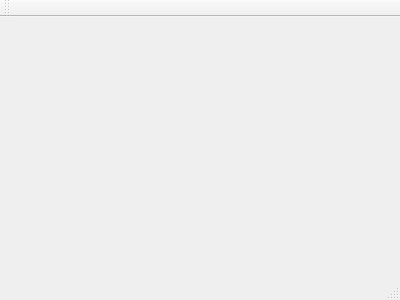
Qt form mainwindow.ui (onellyhe/test_quantize) before a commit.
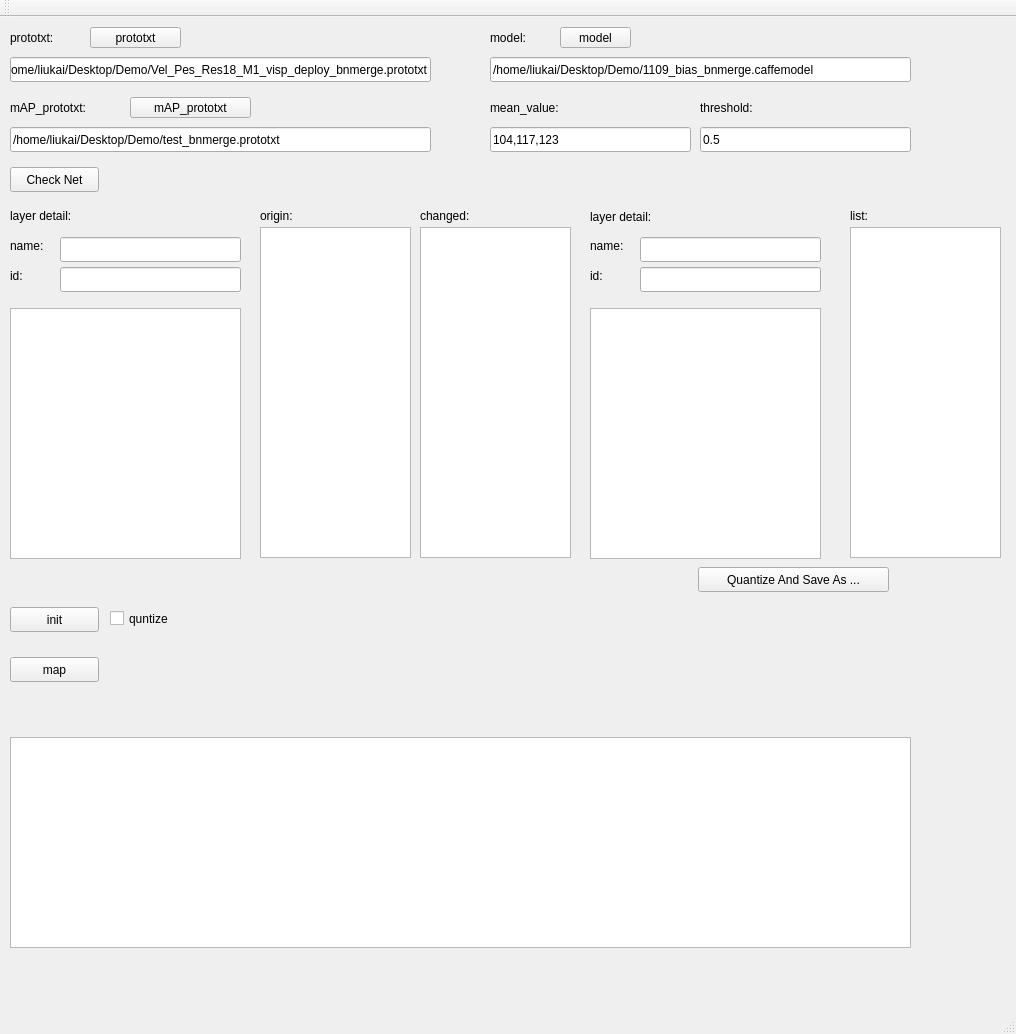
The same form after that commit.

Diff of the .ui file:
```diff
--- a/mainwindow.ui
+++ b/mainwindow.ui
@@ -1,24 +1,530 @@
 <ui version="4.0">
  <class>MainWindow</class>
- <widget class="QMainWindow" name="MainWindow" >
-  <property name="geometry" >
+ <widget class="QMainWindow" name="MainWindow">
+  <property name="geometry">
    <rect>
     <x>0</x>
     <y>0</y>
-    <width>400</width>
-    <height>300</height>
+    <width>1016</width>
+    <height>1034</height>
    </rect>
   </property>
   <property name="windowTitle" >
    <string>MainWindow</string>
   </property>
-  <widget class="QMenuBar" name="menuBar" />
-  <widget class="QToolBar" name="mainToolBar" />
-  <widget class="QWidget" name="centralWidget" />
-  <widget class="QStatusBar" name="statusBar" />
+  <widget class="QWidget" name="centralWidget">
+   <widget class="QLineEdit" name="lineEdit_threshold">
+    <property name="geometry">
+     <rect>
+      <x>700</x>
+      <y>110</y>
+      <width>211</width>
+      <height>25</height>
+     </rect>
+    </property>
+    <property name="sizePolicy">
+     <sizepolicy hsizetype="Expanding" vsizetype="Expanding">
+      <horstretch>0</horstretch>
+      <verstretch>0</verstretch>
+     </sizepolicy>
+    </property>
+    <property name="text">
+     <string>0.5</string>
+    </property>
+   </widget>
+   <widget class="QPushButton" name="Select_mAP_prototxt">
+    <property name="geometry">
+     <rect>
+      <x>130</x>
+      <y>80</y>
+      <width>121</width>
+      <height>21</height>
+     </rect>
+    </property>
+    <property name="text">
+     <string>mAP_prototxt</string>
+    </property>
+   </widget>
+   <widget class="QLabel" name="label_13">
+    <property name="geometry">
+     <rect>
+      <x>10</x>
+      <y>80</y>
+      <width>111</width>
+      <height>21</height>
+     </rect>
+    </property>
+    <property name="text">
+     <string>mAP_prototxt:</string>
+    </property>
+   </widget>
+   <widget class="QLabel" name="label_14">
+    <property name="geometry">
+     <rect>
+      <x>490</x>
+      <y>80</y>
+      <width>91</width>
+      <height>21</height>
+     </rect>
+    </property>
+    <property name="text">
+     <string>mean_value:</string>
+    </property>
+   </widget>
+   <widget class="QLabel" name="label_11">
+    <property name="geometry">
+     <rect>
+      <x>10</x>
+      <y>10</y>
+      <width>71</width>
+      <height>21</height>
+     </rect>
+    </property>
+    <property name="text">
+     <string>prototxt:</string>
+    </property>
+   </widget>
+   <widget class="QLineEdit" name="lineEdit_model">
+    <property name="geometry">
+     <rect>
+      <x>490</x>
+      <y>40</y>
+      <width>421</width>
+      <height>25</height>
+     </rect>
+    </property>
+    <property name="sizePolicy">
+     <sizepolicy hsizetype="Expanding" vsizetype="Expanding">
+      <horstretch>0</horstretch>
+      <verstretch>0</verstretch>
+     </sizepolicy>
+    </property>
+    <property name="text">
+     <string>/home/liukai/Desktop/Demo/1109_bias_bnmerge.caffemodel</string>
+    </property>
+   </widget>
+   <widget class="QLineEdit" name="lineEdit_prototxt">
+    <property name="enabled">
+     <bool>true</bool>
+    </property>
+    <property name="geometry">
+     <rect>
+      <x>10</x>
+      <y>40</y>
+      <width>421</width>
+      <height>25</height>
+     </rect>
+    </property>
+    <property name="sizePolicy">
+     <sizepolicy hsizetype="Expanding" vsizetype="Expanding">
+      <horstretch>0</horstretch>
+      <verstretch>0</verstretch>
+     </sizepolicy>
+    </property>
+    <property name="text">
+     <string>/home/liukai/Desktop/Demo/Vel_Pes_Res18_M1_visp_deploy_bnmerge.prototxt</string>
+    </property>
+   </widget>
+   <widget class="QPushButton" name="Select_model">
+    <property name="geometry">
+     <rect>
+      <x>560</x>
+      <y>10</y>
+      <width>71</width>
+      <height>21</height>
+     </rect>
+    </property>
+    <property name="text">
+     <string>model</string>
+    </property>
+   </widget>
+   <widget class="QLabel" name="label_12">
+    <property name="geometry">
+     <rect>
+      <x>490</x>
+      <y>10</y>
+      <width>51</width>
+      <height>21</height>
+     </rect>
+    </property>
+    <property name="text">
+     <string>model:</string>
+    </property>
+   </widget>
+   <widget class="QLineEdit" name="lineEdit_mean_value">
+    <property name="geometry">
+     <rect>
+      <x>490</x>
+      <y>110</y>
+      <width>201</width>
+      <height>25</height>
+     </rect>
+    </property>
+    <property name="sizePolicy">
+     <sizepolicy hsizetype="Expanding" vsizetype="Expanding">
+      <horstretch>0</horstretch>
+      <verstretch>0</verstretch>
+     </sizepolicy>
+    </property>
+    <property name="text">
+     <string>104,117,123</string>
+    </property>
+   </widget>
+   <widget class="QLineEdit" name="lineEdit_mAP2_prototxt">
+    <property name="geometry">
+     <rect>
+      <x>10</x>
+      <y>110</y>
+      <width>421</width>
+      <height>25</height>
+     </rect>
+    </property>
+    <property name="sizePolicy">
+     <sizepolicy hsizetype="Expanding" vsizetype="Expanding">
+      <horstretch>0</horstretch>
+      <verstretch>0</verstretch>
+     </sizepolicy>
+    </property>
+    <property name="text">
+     <string>/home/liukai/Desktop/Demo/test_bnmerge.prototxt</string>
+    </property>
+   </widget>
+   <widget class="QLabel" name="label_18">
+    <property name="geometry">
+     <rect>
+      <x>700</x>
+      <y>80</y>
+      <width>91</width>
+      <height>21</height>
+     </rect>
+    </property>
+    <property name="text">
+     <string>threshold:</string>
+    </property>
+   </widget>
+   <widget class="QPushButton" name="Select_prototxt">
+    <property name="geometry">
+     <rect>
+      <x>90</x>
+      <y>10</y>
+      <width>91</width>
+      <height>21</height>
+     </rect>
+    </property>
+    <property name="text">
+     <string>prototxt</string>
+    </property>
+   </widget>
+   <widget class="QPushButton" name="pushButton">
+    <property name="geometry">
+     <rect>
+      <x>10</x>
+      <y>590</y>
+      <width>89</width>
+      <height>25</height>
+     </rect>
+    </property>
+    <property name="text">
+     <string>init</string>
+    </property>
+   </widget>
+   <widget class="QCheckBox" name="checkBox">
+    <property name="geometry">
+     <rect>
+      <x>110</x>
+      <y>590</y>
+      <width>92</width>
+      <height>23</height>
+     </rect>
+    </property>
+    <property name="text">
+     <string>quntize</string>
+    </property>
+   </widget>
+   <widget class="QPushButton" name="pushButton_2">
+    <property name="geometry">
+     <rect>
+      <x>10</x>
+      <y>150</y>
+      <width>89</width>
+      <height>25</height>
+     </rect>
+    </property>
+    <property name="text">
+     <string>Check Net</string>
+    </property>
+   </widget>
+   <widget class="QListView" name="listView">
+    <property name="geometry">
+     <rect>
+      <x>260</x>
+      <y>210</y>
+      <width>151</width>
+      <height>331</height>
+     </rect>
+    </property>
+   </widget>
+   <widget class="QLabel" name="label">
+    <property name="geometry">
+     <rect>
+      <x>260</x>
+      <y>190</y>
+      <width>67</width>
+      <height>17</height>
+     </rect>
+    </property>
+    <property name="text">
+     <string>origin:</string>
+    </property>
+   </widget>
+   <widget class="QLabel" name="label_2">
+    <property name="geometry">
+     <rect>
+      <x>10</x>
+      <y>190</y>
+      <width>91</width>
+      <height>17</height>
+     </rect>
+    </property>
+    <property name="text">
+     <string>layer detail:</string>
+    </property>
+   </widget>
+   <widget class="QLabel" name="label_3">
+    <property name="geometry">
+     <rect>
+      <x>420</x>
+      <y>190</y>
+      <width>67</width>
+      <height>17</height>
+     </rect>
+    </property>
+    <property name="text">
+     <string>changed:</string>
+    </property>
+   </widget>
+   <widget class="QListView" name="listView_2">
+    <property name="geometry">
+     <rect>
+      <x>420</x>
+      <y>210</y>
+      <width>151</width>
+      <height>331</height>
+     </rect>
+    </property>
+   </widget>
+   <widget class="QLabel" name="label_4">
+    <property name="geometry">
+     <rect>
+      <x>590</x>
+      <y>191</y>
+      <width>91</width>
+      <height>17</height>
+     </rect>
+    </property>
+    <property name="text">
+     <string>layer detail:</string>
+    </property>
+   </widget>
+   <widget class="QPushButton" name="pushButton_3">
+    <property name="geometry">
+     <rect>
+      <x>698</x>
+      <y>550</y>
+      <width>191</width>
+      <height>25</height>
+     </rect>
+    </property>
+    <property name="text">
+     <string>Quantize And Save As ...</string>
+    </property>
+   </widget>
+   <widget class="QPushButton" name="pushButton_4">
+    <property name="geometry">
+     <rect>
+      <x>10</x>
+      <y>640</y>
+      <width>89</width>
+      <height>25</height>
+     </rect>
+    </property>
+    <property name="text">
+     <string>map</string>
+    </property>
+   </widget>
+   <widget class="QTextBrowser" name="textBrowser">
+    <property name="geometry">
+     <rect>
+      <x>10</x>
+      <y>720</y>
+      <width>901</width>
+      <height>211</height>
+     </rect>
+    </property>
+   </widget>
+   <widget class="QTextBrowser" name="textBrowser_2">
+    <property name="geometry">
+     <rect>
+      <x>10</x>
+      <y>291</y>
+      <width>231</width>
+      <height>251</height>
+     </rect>
+    </property>
+   </widget>
+   <widget class="QLineEdit" name="lineEdit">
+    <property name="geometry">
+     <rect>
+      <x>60</x>
+      <y>220</y>
+      <width>181</width>
+      <height>25</height>
+     </rect>
+    </property>
+   </widget>
+   <widget class="QLabel" name="label_5">
+    <property name="geometry">
+     <rect>
+      <x>10</x>
+      <y>220</y>
+      <width>51</width>
+      <height>17</height>
+     </rect>
+    </property>
+    <property name="text">
+     <string>name:</string>
+    </property>
+   </widget>
+   <widget class="QLineEdit" name="lineEdit_2">
+    <property name="geometry">
+     <rect>
+      <x>60</x>
+      <y>250</y>
+      <width>181</width>
+      <height>25</height>
+     </rect>
+    </property>
+    <property name="text">
+     <string/>
+    </property>
+   </widget>
+   <widget class="QLabel" name="label_6">
+    <property name="geometry">
+     <rect>
+      <x>10</x>
+      <y>250</y>
+      <width>51</width>
+      <height>17</height>
+     </rect>
+    </property>
+    <property name="text">
+     <string>id:</string>
+    </property>
+   </widget>
+   <widget class="QLabel" name="label_7">
+    <property name="geometry">
+     <rect>
+      <x>590</x>
+      <y>250</y>
+      <width>51</width>
+      <height>17</height>
+     </rect>
+    </property>
+    <property name="text">
+     <string>id:</string>
+    </property>
+   </widget>
+   <widget class="QLineEdit" name="lineEdit_3">
+    <property name="geometry">
+     <rect>
+      <x>640</x>
+      <y>220</y>
+      <width>181</width>
+      <height>25</height>
+     </rect>
+    </property>
+   </widget>
+   <widget class="QLineEdit" name="lineEdit_4">
+    <property name="geometry">
+     <rect>
+      <x>640</x>
+      <y>250</y>
+      <width>181</width>
+      <height>25</height>
+     </rect>
+    </property>
+    <property name="text">
+     <string/>
+    </property>
+   </widget>
+   <widget class="QLabel" name="label_8">
+    <property name="geometry">
+     <rect>
+      <x>590</x>
+      <y>220</y>
+      <width>51</width>
+      <height>17</height>
+     </rect>
+    </property>
+    <property name="text">
+     <string>name:</string>
+    </property>
+   </widget>
+   <widget class="QTextBrowser" name="textBrowser_3">
+    <property name="geometry">
+     <rect>
+      <x>590</x>
+      <y>291</y>
+      <width>231</width>
+      <height>251</height>
+     </rect>
+    </property>
+   </widget>
+   <widget class="QListView" name="listView_3">
+    <property name="geometry">
+     <rect>
+      <x>850</x>
+      <y>210</y>
+      <width>151</width>
+      <height>331</height>
+     </rect>
+    </property>
+   </widget>
+   <widget class="QLabel" name="label_9">
+    <property name="geometry">
+     <rect>
+      <x>850</x>
+      <y>190</y>
+      <width>67</width>
+      <height>17</height>
+     </rect>
+    </property>
+    <property name="text">
+     <string>list:</string>
+    </property>
+   </widget>
+  </widget>
+  <widget class="QMenuBar" name="menuBar">
+   <property name="geometry">
+    <rect>
+     <x>0</x>
+     <y>0</y>
+     <width>1016</width>
+     <height>28</height>
+    </rect>
+   </property>
+  </widget>
+  <widget class="QToolBar" name="mainToolBar">
+   <attribute name="toolBarArea">
+    <enum>TopToolBarArea</enum>
+   </attribute>
+   <attribute name="toolBarBreak">
+    <bool>false</bool>
+   </attribute>
+  </widget>
+  <widget class="QStatusBar" name="statusBar"/>
  </widget>
- <layoutDefault spacing="6" margin="11" />
- <pixmapfunction></pixmapfunction>
+ <layoutdefault spacing="6" margin="11"/>
  <resources/>
  <connections/>
 </ui>
```
Left out of the diff: 3 changed lines with no effect on the pictures.
